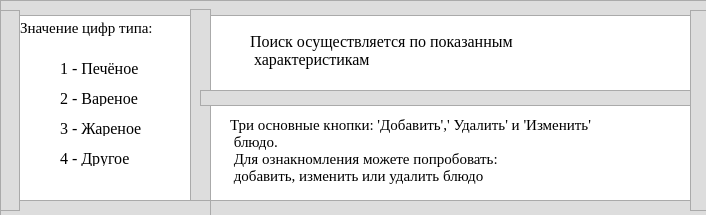
Above: HelpForm.ui from Glebosh/Yandex_Project1 before the change. Below: the same form after it.
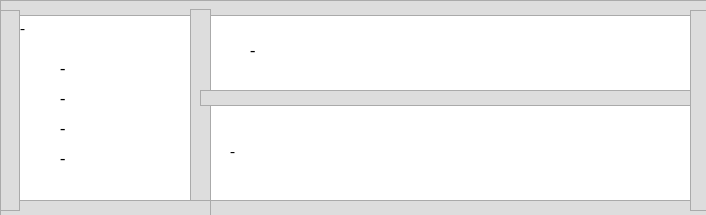
That is the form after the change.

Commit message: add color and work with txt

What changed in the file:
```diff
--- a/HelpForm.ui
+++ b/HelpForm.ui
@@ -33,7 +33,7 @@
     </font>
    </property>
    <property name="text">
-    <string>Значение цифр типа:</string>
+    <string>-</string>
    </property>
   </widget>
   <widget class="QLabel" name="label_2">
@@ -53,7 +53,7 @@
     </font>
    </property>
    <property name="text">
-    <string>1 - Печёное</string>
+    <string>-</string>
    </property>
   </widget>
   <widget class="QLabel" name="label_3">
@@ -73,7 +73,7 @@
     </font>
    </property>
    <property name="text">
-    <string>2 - Вареное</string>
+    <string>-</string>
    </property>
   </widget>
   <widget class="QLabel" name="label_4">
@@ -93,7 +93,7 @@
     </font>
    </property>
    <property name="text">
-    <string>3 - Жареное</string>
+    <string>-</string>
    </property>
   </widget>
   <widget class="QLabel" name="label_5">
@@ -113,7 +113,7 @@
     </font>
    </property>
    <property name="text">
-    <string>4 - Другое</string>
+    <string>-</string>
    </property>
   </widget>
   <widget class="QFrame" name="frame">
@@ -189,8 +189,7 @@
     </font>
    </property>
    <property name="text">
-    <string>Поиск осуществляется по показанным
- характеристикам</string>
+    <string>-</string>
    </property>
   </widget>
   <widget class="QLabel" name="label_7">
@@ -209,10 +208,7 @@
     </font>
    </property>
    <property name="text">
-    <string>Три основные кнопки: 'Добавить',' Удалить' и 'Изменить' 
- блюдо.
- Для ознакномления можете попробовать:
- добавить, изменить или удалить блюдо </string>
+    <string>-</string>
    </property>
   </widget>
   <widget class="QFrame" name="frame_4">
```
The commit also changes 2 other files.
